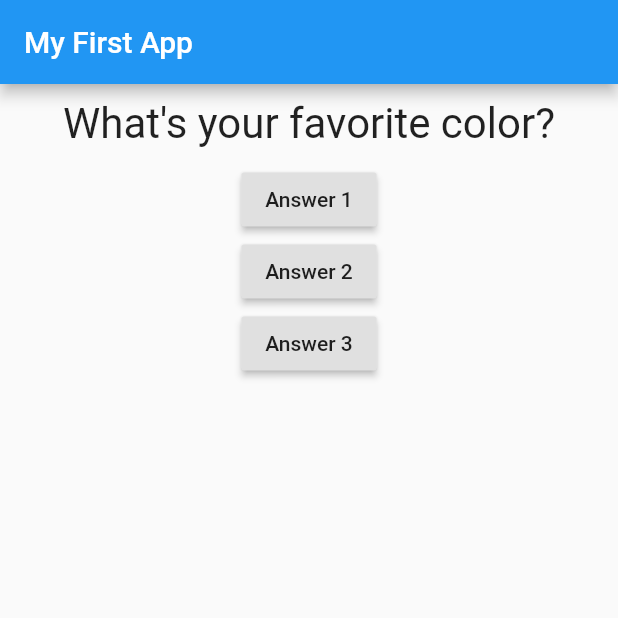
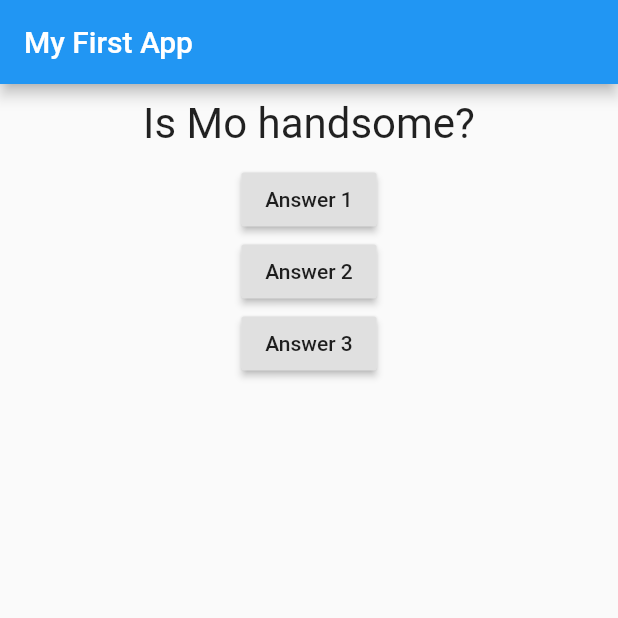
Before and after one commit to JakapongMo/MyfirstMobileApp, a Flutter app: the screen it shows after launch, on a phone screen of 412 x 824 dp, the top half of it. Run offline on Flutter 3.47's test engine with Material 2 defaults, Android fonts, the phone set to English and light mode, and no system bars.

Commit message:
Update learnDart

```diff
--- a/lib/main.dart
+++ b/lib/main.dart
@@ -33,6 +33,7 @@ class _MyAppState extends State<MyApp> {  //Name+State
   @override
   Widget build(BuildContext context) {
     var questions = [
+      'Is Mo handsome?',
       'What\'s your favorite color?',
       'What\'s your favorite animal?',
     ];
```
Also changed, not shown: lib/learnDart.dart (+9 -0 lines).
